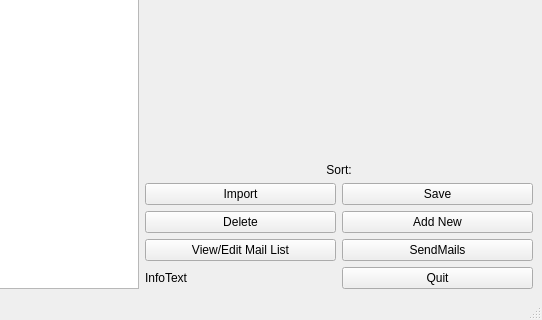
Above: develop/ui/UIMainWindow.ui from Albazos/Kuchen before the change; both pictures show x 258 to 800 and y 280 to 600 of the 800 by 600 pixel window. Below: the same form after it.
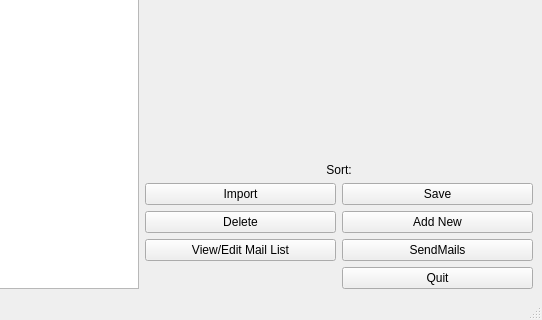
That is the form after the change.

The edit to the form file:
```diff
--- a/develop/ui/UIMainWindow.ui
+++ b/develop/ui/UIMainWindow.ui
@@ -86,13 +86,6 @@
                 </property>
                </widget>
               </item>
-              <item row="4" column="0">
-               <widget class="QLabel" name="labInfo">
-                <property name="text">
-                 <string>InfoText</string>
-                </property>
-               </widget>
-              </item>
               <item row="2" column="1">
                <widget class="QPushButton" name="pbnAdd">
                 <property name="enabled">
```
